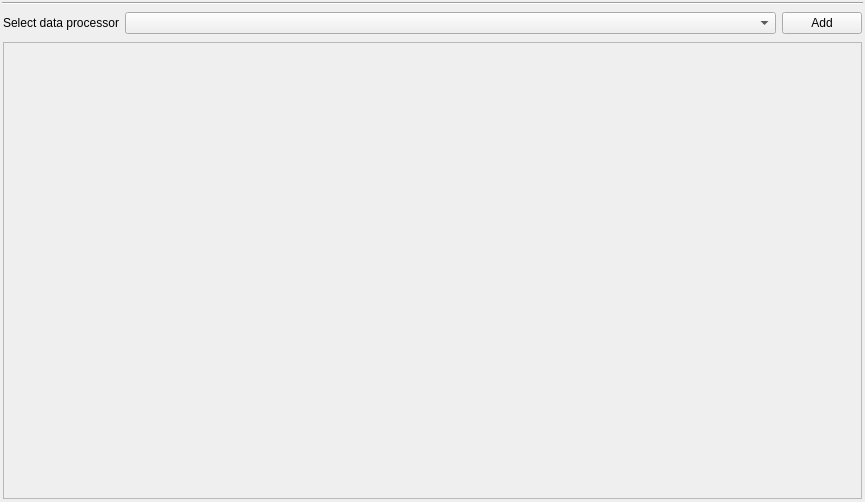
Qt form rena/ui/dsp_ui/OptionsWindowDataProcessingWidget.ui (PhysioLabXR/PhysioLabXR-Community) before a commit.
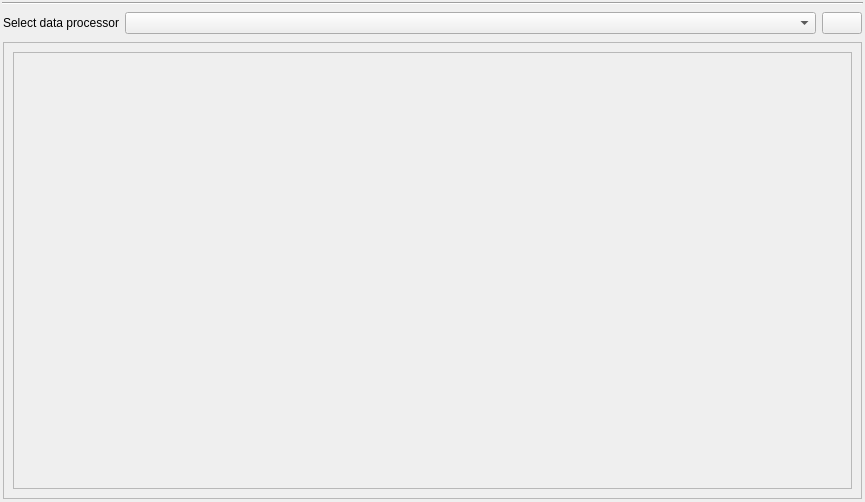
The same form after that commit.

The edit to the form file:
```diff
--- a/rena/ui/dsp_ui/OptionsWindowDataProcessingWidget.ui
+++ b/rena/ui/dsp_ui/OptionsWindowDataProcessingWidget.ui
@@ -104,7 +104,7 @@
             </size>
            </property>
            <property name="text">
-            <string>Add</string>
+            <string/>
            </property>
           </widget>
          </item>
@@ -127,6 +127,15 @@
           <number>1</number>
          </property>
          <item>
+          <widget class="QFrame" name="frame">
+           <property name="frameShape">
+            <enum>QFrame::StyledPanel</enum>
+           </property>
+           <property name="frameShadow">
+            <enum>QFrame::Raised</enum>
+           </property>
+           <layout class="QVBoxLayout" name="verticalLayout_3">
+            <item>
           <widget class="QScrollArea" name="scrollArea">
            <property name="widgetResizable">
             <bool>true</bool>
@@ -136,8 +145,8 @@
              <rect>
               <x>0</x>
               <y>0</y>
-              <width>857</width>
-              <height>453</height>
+                 <width>837</width>
+                 <height>433</height>
              </rect>
             </property>
             <layout class="QVBoxLayout" name="DataProcessorScrollAreaVerticalLayout">
@@ -155,6 +164,9 @@
              </property>
             </layout>
            </widget>
+             </widget>
+            </item>
+           </layout>
           </widget>
          </item>
         </layout>
```
Lines whose indentation alone changed are shown as unchanged.
